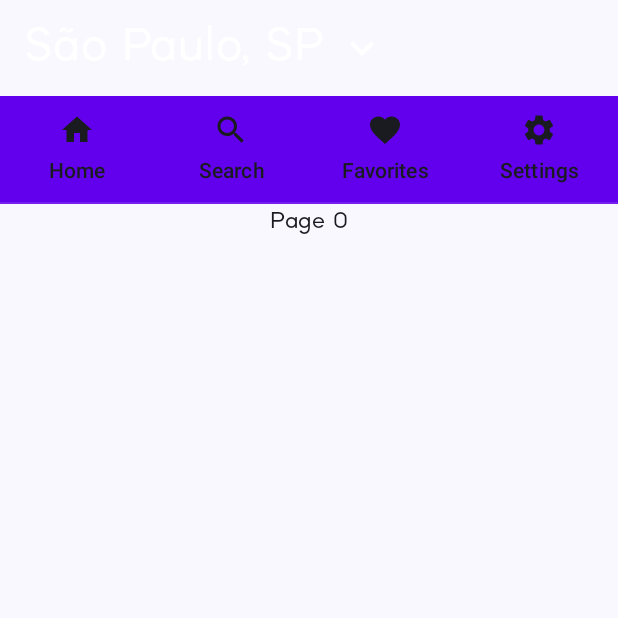
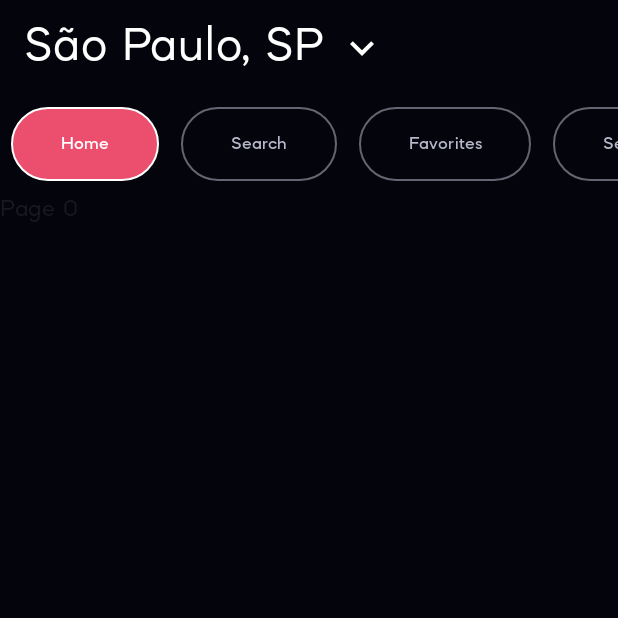
Before and after one commit to imjvictor98/playground, an Android app built with Jetpack Compose: the screen it shows after launch (MainActivityIntegration), on a phone screen of 412 x 824 dp, the top half of it. Run offline under Robolectric (Android 15) with nearby library versions, the phone set to English and light mode, and no system bars; our stand-ins replace Timber.

Commit message:
feat
adicionando atoms

```diff
--- a/app/build.gradle
+++ b/app/build.gradle
@@ -126,8 +126,6 @@ dependencies {
     implementation 'androidx.compose.ui:ui-tooling-preview'
     debugImplementation 'androidx.compose.ui:ui-tooling'
     implementation "com.google.accompanist:accompanist-themeadapter-material:0.28.0"
-    implementation "com.google.accompanist:accompanist-pager:0.13.0"
-    implementation "com.google.accompanist:accompanist-pager-indicators:0.13.0"
 
     /* Compose Activity */
     implementation 'androidx.activity:activity-compose:1.7.2'
--- a/app/src/main/java/br/com/cvj/playground/ui/main/MainActivityMigration.kt
+++ b/app/src/main/java/br/com/cvj/playground/ui/main/MainActivityMigration.kt
@@ -3,21 +3,24 @@ package br.com.cvj.playground.ui.main
 import android.os.Bundle
 import androidx.activity.ComponentActivity
 import androidx.activity.compose.setContent
+import androidx.compose.foundation.ExperimentalFoundationApi
+import androidx.compose.foundation.background
+import androidx.compose.foundation.border
 import androidx.compose.foundation.layout.Box
 import androidx.compose.foundation.layout.Column
-import androidx.compose.foundation.layout.Spacer
 import androidx.compose.foundation.layout.fillMaxSize
 import androidx.compose.foundation.layout.fillMaxWidth
-import androidx.compose.foundation.layout.height
+import androidx.compose.foundation.layout.padding
+import androidx.compose.foundation.layout.size
 import androidx.compose.foundation.layout.wrapContentHeight
-import androidx.compose.material.TabRow
+import androidx.compose.foundation.pager.HorizontalPager
 import androidx.compose.material.icons.Icons
 import androidx.compose.material.icons.filled.Favorite
 import androidx.compose.material.icons.filled.Home
 import androidx.compose.material.icons.filled.Search
 import androidx.compose.material.icons.filled.Settings
-import androidx.compose.material3.Icon
 import androidx.compose.material3.MaterialTheme
+import androidx.compose.material3.ScrollableTabRow
 import androidx.compose.material3.Surface
 import androidx.compose.material3.Tab
 import androidx.compose.material3.TabRowDefaults
@@ -31,12 +34,26 @@ import androidx.compose.ui.tooling.preview.Preview
 import androidx.compose.ui.unit.dp
 import br.com.cvj.playground.ui.theme.Colors
 import br.com.cvj.playground.ui.theme.PlaygroundTheme
+import br.com.cvj.playground.ui.widget.atom.TextTabAtom
 import br.com.cvj.playground.ui.widget.molecule.SearchableHeaderMolecule
-import com.google.accompanist.pager.ExperimentalPagerApi
-import com.google.accompanist.pager.HorizontalPager
-import com.google.accompanist.pager.PagerState
-import com.google.accompanist.pager.pagerTabIndicatorOffset
-import com.google.accompanist.pager.rememberPagerState
+import androidx.compose.foundation.pager.PagerState
+import androidx.compose.foundation.pager.rememberPagerState
+import androidx.compose.foundation.shape.RoundedCornerShape
+import androidx.compose.material3.ShapeDefaults
+import androidx.compose.ui.draw.clip
+import androidx.compose.ui.draw.drawBehind
+import androidx.compose.ui.geometry.CornerRadius
+import androidx.compose.ui.geometry.Offset
+import androidx.compose.ui.geometry.Size
+import androidx.compose.ui.graphics.BlendMode
+import androidx.compose.ui.graphics.ColorFilter
+import androidx.compose.ui.graphics.PathEffect
+import androidx.compose.ui.graphics.StrokeCap
+import androidx.compose.ui.graphics.StrokeJoin
+import androidx.compose.ui.graphics.drawscope.Stroke
+import br.com.cvj.playground.ui.widget.atom.TabAtom
+import br.com.cvj.playground.ui.widget.molecule.TabLayoutMolecule
+import br.com.cvj.playground.util.extension.pagerTabIndicatorOffset
 import kotlinx.coroutines.launch
 
 class MainActivityIntegration : ComponentActivity() {
@@ -56,85 +73,52 @@ class MainActivityIntegration : ComponentActivity() {
     }
 }
 
-@OptIn(ExperimentalPagerApi::class)
+@OptIn(ExperimentalFoundationApi::class)
 @Composable
 fun MainScreen() {
     val tabData = getTabList()
-    val pagerState = rememberPagerState(pageCount = tabData.size)
-    Column(modifier = Modifier.fillMaxSize()) {
-        SearchableHeaderMolecule(text = "São Paulo, SP")
+    val pagerState =
+        rememberPagerState(initialPage = 0, initialPageOffsetFraction = 0F) { tabData.size }
+    Column(modifier = Modifier
+        .fillMaxSize()
+        .background(Colors.Black100)) {
+        SearchableHeaderMolecule(text = "São Paulo, SP", modifier = Modifier.padding(16.dp))
         TabLayout(tabData, pagerState)
         TabContent(tabData, pagerState)
     }
 }
 
-@OptIn(ExperimentalPagerApi::class)
+@OptIn(ExperimentalFoundationApi::class)
 @Composable
 fun TabLayout(tabData: List<Pair<String, ImageVector>>, pagerState: PagerState) {
 
     val scope = rememberCoroutineScope()
 
-    TabRow(
-        selectedTabIndex = pagerState.currentPage,
-        indicator = { tabPositions ->
-            TabRowDefaults.Indicator(
-                modifier = Modifier.pagerTabIndicatorOffset(pagerState, tabPositions),
-                height = 5.dp,
-                color = Colors.Transparent
-            )
-        },
-
-
-        modifier = Modifier
-            .fillMaxWidth()
-            .wrapContentHeight()
-    ) {
-        tabData.forEachIndexed { index, s ->
-            Tab(selected = pagerState.currentPage == index, onClick = {
-                scope.launch {
-                    pagerState.animateScrollToPage(index)
-                }
-            },
-                icon = {
-                    Icon(imageVector = s.second, contentDescription = null)
-                },
-                text = {
-                    Text(text = s.first)
-                })
+    TabLayoutMolecule(pagerState = pagerState, tabData = tabData, text = { index, tabItem ->
+        if (pagerState.currentPage == index) {
+            TextTabAtom(text = tabItem.first, textColor = Color.White)
+        } else {
+            TextTabAtom(text = tabItem.first, textColor = Colors.Gray100)
         }
-    }
+    }, onClick = { index, _ ->
+        scope.launch {
+            pagerState.animateScrollToPage(index)
+        }
+    })
 }
 
 
-@OptIn(ExperimentalPagerApi::class)
+@OptIn(ExperimentalFoundationApi::class)
 @Composable
 fun TabContent(tabData: List<Pair<String, ImageVector>>, pagerState: PagerState) {
-    HorizontalPager(state = pagerState) { index ->
-        when (index) {
-            0 -> {
-                HomeScreen(index)
-            }
-
-            1 -> {
-                HomeScreen(index)
-            }
-
-            2 -> {
-                HomeScreen(index)
-            }
-
-            3 -> {
-                HomeScreen(index)
-            }
-        }
-
+    HorizontalPager(state = pagerState, userScrollEnabled = true) { index ->
+        HomeScreen(index)
     }
-
 }
 
 @Composable
 fun HomeScreen(index: Int) {
-    Box {
+    Column(Modifier.fillMaxSize()) {
         Text(text = "Page $index")
     }
 }
@@ -148,18 +132,7 @@ private fun getTabList(): List<Pair<String, ImageVector>> {
     )
 }
 
-@OptIn(ExperimentalPagerApi::class)
-@Preview()
-@Composable
-fun PreviewTab() {
-    PlaygroundTheme {
-        val tabData = getTabList()
-        val pagerState = rememberPagerState(pageCount = tabData.size)
-        TabLayout(tabData, pagerState)
-    }
-}
-
-@Preview()
+@Preview
 @Composable
 fun PreviewContent() {
     PlaygroundTheme {
--- a/app/src/main/java/br/com/cvj/playground/ui/theme/Type.kt
+++ b/app/src/main/java/br/com/cvj/playground/ui/theme/Type.kt
@@ -20,6 +20,12 @@ val mazzardDmFamily = FontFamily(
 )
 
 val Typography = Typography(
+    labelMedium = TextStyle(
+        fontFamily = mazzardDmFamily,
+        fontWeight = FontWeight.Medium,
+        fontSize = 12.sp,
+        lineHeight = 14.sp
+    ),
     bodyLarge = TextStyle(
         fontFamily = mazzardDmFamily,
         fontWeight = FontWeight.Normal,
--- /dev/null
+++ b/app/src/main/java/br/com/cvj/playground/ui/widget/atom/TabAtom.kt
@@ -0,0 +1,23 @@
+package br.com.cvj.playground.ui.widget.atom
+
+import androidx.compose.foundation.layout.padding
+import androidx.compose.material3.Tab
+import androidx.compose.runtime.Composable
+import androidx.compose.ui.Modifier
+import androidx.compose.ui.unit.dp
+
+@Composable
+fun TabAtom(
+    modifier: Modifier = Modifier,
+    onClick: () -> Unit,
+    selected: Boolean,
+    text: @Composable (() -> Unit)?
+) {
+    Tab(selected = selected,
+        onClick = onClick,
+        modifier = Modifier
+        .padding(8.dp)
+        .then(modifier),
+        text = text
+    )
+}
--- /dev/null
+++ b/app/src/main/java/br/com/cvj/playground/ui/widget/atom/TabTextAtom.kt
@@ -0,0 +1,32 @@
+package br.com.cvj.playground.ui.widget.atom
+
+import androidx.compose.foundation.layout.padding
+import androidx.compose.material3.Text
+import androidx.compose.runtime.Composable
+import androidx.compose.ui.Modifier
+import androidx.compose.ui.graphics.Color
+import androidx.compose.ui.tooling.preview.Preview
+import androidx.compose.ui.unit.dp
+import br.com.cvj.playground.ui.theme.Colors
+import br.com.cvj.playground.ui.theme.Typography
+
+@Composable
+fun TextTabAtom(
+    modifier: Modifier = Modifier,
+    text: String,
+    textColor: Color = Colors.White300,
+) {
+    Text(
+        modifier = modifier,
+        text = text,
+        fontFamily = Typography.labelMedium.fontFamily,
+        fontSize = Typography.labelMedium.fontSize,
+        color = textColor
+    )
+}
+
+@Composable
+@Preview(showBackground = true, backgroundColor = 0x333)
+fun TextTabAtomPreview() {
+    TextTabAtom(text = "Hello, world", modifier = Modifier.padding(16.dp))
+}
--- a/app/src/main/java/br/com/cvj/playground/ui/widget/molecule/SearchableHeaderMolecule.kt
+++ b/app/src/main/java/br/com/cvj/playground/ui/widget/molecule/SearchableHeaderMolecule.kt
@@ -1,13 +1,12 @@
 package br.com.cvj.playground.ui.widget.molecule
 
 import androidx.compose.foundation.layout.Row
-import androidx.compose.foundation.layout.Spacer
 import androidx.compose.foundation.layout.fillMaxWidth
 import androidx.compose.foundation.layout.padding
 import androidx.compose.foundation.layout.size
-import androidx.compose.material.Icon
 import androidx.compose.material.icons.Icons
 import androidx.compose.material.icons.outlined.KeyboardArrowDown
+import androidx.compose.material3.Icon
 import androidx.compose.runtime.Composable
 import androidx.compose.ui.Alignment
 import androidx.compose.ui.Modifier
@@ -17,11 +16,11 @@ import br.com.cvj.playground.ui.theme.Colors
 import br.com.cvj.playground.ui.widget.atom.TitleAtom
 
 @Composable
-fun SearchableHeaderMolecule(text: String) {
+fun SearchableHeaderMolecule(modifier: Modifier = Modifier, text: String) {
     Row(
         modifier = Modifier
             .fillMaxWidth()
-            .padding(16.dp),
+            .then(modifier),
         verticalAlignment = Alignment.CenterVertically
     ) {
         TitleAtom(text = text, modifier = Modifier.padding(end = 8.dp))
--- /dev/null
+++ b/app/src/main/java/br/com/cvj/playground/ui/widget/molecule/TabLayoutMolecule.kt
@@ -0,0 +1,83 @@
+package br.com.cvj.playground.ui.widget.molecule
+
+import androidx.compose.foundation.ExperimentalFoundationApi
+import androidx.compose.foundation.layout.fillMaxWidth
+import androidx.compose.foundation.layout.padding
+import androidx.compose.foundation.layout.wrapContentHeight
+import androidx.compose.foundation.pager.PagerState
+import androidx.compose.material3.ScrollableTabRow
+import androidx.compose.material3.TabRowDefaults
+import androidx.compose.runtime.Composable
+import androidx.compose.ui.Modifier
+import androidx.compose.ui.draw.drawBehind
+import androidx.compose.ui.geometry.CornerRadius
+import androidx.compose.ui.geometry.Offset
+import androidx.compose.ui.geometry.Size
+import androidx.compose.ui.graphics.drawscope.Stroke
+import androidx.compose.ui.unit.dp
+import br.com.cvj.playground.ui.theme.Colors
+import br.com.cvj.playground.ui.widget.atom.TabAtom
+import br.com.cvj.playground.util.extension.pagerTabIndicatorOffset
+
+@OptIn(ExperimentalFoundationApi::class)
+@Composable
+fun <T> TabLayoutMolecule(
+    modifier: Modifier = Modifier,
+    pagerState: PagerState,
+    tabData: List<T>,
+    text: @Composable ((index: Int, tabItem: T) -> Unit)?,
+    onClick: (index: Int, tabItem: T) -> Unit
+) {
+    ScrollableTabRow(
+        containerColor = Colors.Transparent,
+        selectedTabIndex = pagerState.currentPage,
+        edgePadding = 0.dp,
+        indicator = { tabPositions ->
+            TabRowDefaults.Indicator(
+                modifier = Modifier.pagerTabIndicatorOffset(pagerState, tabPositions),
+                height = 5.dp,
+                color = Colors.Transparent
+            )
+        },
+        divider = {},
+
+
+        modifier = Modifier
+            .fillMaxWidth()
+            .wrapContentHeight()
+            .then(modifier)
+
+    ) {
+        tabData.forEachIndexed { index, tabItem ->
+            TabAtom(
+                modifier = Modifier
+                    .drawBehind {
+                        if (pagerState.currentPage == index) {
+                            drawRoundRect(
+                                Colors.Salmon,
+                                Offset(0f, 0f),
+                                Size(size.width, size.height),
+                                CornerRadius(72f, 72f)
+                            )
+                            drawRoundRect(
+                                color = Colors.White,
+                                cornerRadius = CornerRadius(72f, 72f),
+                                style = Stroke(width = 2f),
+                            )
+                        } else {
+                            drawRoundRect(
+                                color = Colors.Gray600,
+                                cornerRadius = CornerRadius(72f, 72f),
+                                style = Stroke(width = 2f),
+                            )
+                        }
+
+                    }
+                    .padding(horizontal = 16.dp),
+                selected = pagerState.currentPage == index,
+                text = { text?.invoke(index, tabItem) },
+                onClick = { onClick(index, tabItem) }
+            )
+        }
+    }
+}
--- /dev/null
+++ b/app/src/main/java/br/com/cvj/playground/util/extension/ModifierExt.kt
@@ -0,0 +1,52 @@
+package br.com.cvj.playground.util.extension
+
+import androidx.compose.foundation.ExperimentalFoundationApi
+import androidx.compose.foundation.layout.fillMaxWidth
+import androidx.compose.foundation.layout.offset
+import androidx.compose.foundation.layout.width
+import androidx.compose.foundation.layout.wrapContentSize
+import androidx.compose.foundation.pager.PagerState
+import androidx.compose.material3.TabPosition
+import androidx.compose.ui.Alignment
+import androidx.compose.ui.Modifier
+import androidx.compose.ui.unit.Dp
+import androidx.compose.ui.unit.dp
+import androidx.compose.ui.unit.lerp
+import kotlin.math.absoluteValue
+import kotlin.math.max
+
+@OptIn(ExperimentalFoundationApi::class)
+fun Modifier.pagerTabIndicatorOffset(
+    pagerState: PagerState,
+    tabPositions: List<TabPosition>,
+): Modifier  {
+    val targetIndicatorOffset: Dp
+    val indicatorWidth: Dp
+
+    val currentTab = tabPositions[pagerState.currentPage]
+    val targetPage = pagerState.targetPage
+    val targetTab = targetPage.run { tabPositions.getOrNull(this) }
+
+    if (targetTab != null) {
+        // The distance between the target and current page. If the pager is animating over many
+        // items this could be > 1
+        val targetDistance = (targetPage - pagerState.currentPage).absoluteValue
+        // Our normalized fraction over the target distance
+        val fraction = (pagerState.currentPageOffsetFraction / max(targetDistance, 1)).absoluteValue
+
+        targetIndicatorOffset = lerp(currentTab.left, targetTab.left, fraction)
+        indicatorWidth = lerp(currentTab.width, targetTab.width, fraction).absoluteValue
+    } else {
+        // Otherwise we just use the current tab/page
+        targetIndicatorOffset = currentTab.left
+        indicatorWidth = currentTab.width
+    }
+
+    return fillMaxWidth()
+        .wrapContentSize(Alignment.BottomStart)
+        .offset(x = targetIndicatorOffset)
+        .width(indicatorWidth)
+}
+
+private inline val Dp.absoluteValue: Dp
+    get() = value.absoluteValue.dp
```
